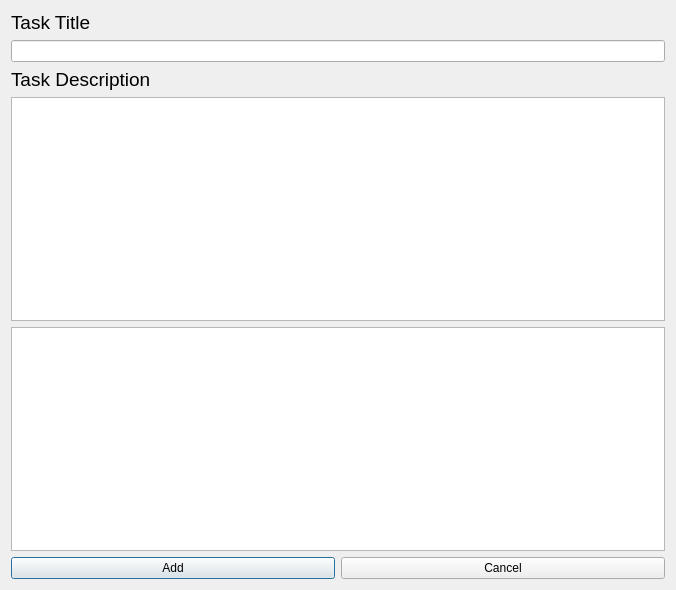
Lev18/TaskOpium, file add_tasks.ui: the form before one commit.
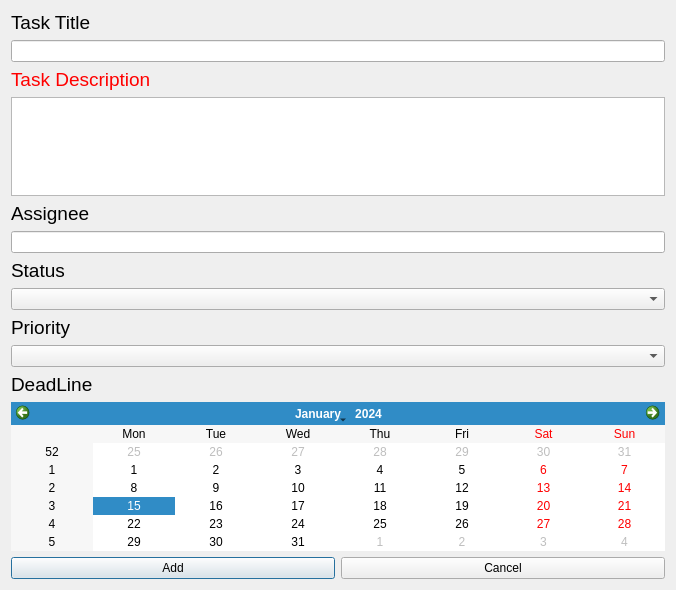
The form after the commit.

Patch:
```diff
--- a/add_tasks.ui
+++ b/add_tasks.ui
@@ -37,18 +37,76 @@
       </font>
      </property>
      <property name="text">
-      <string>Task Description</string>
+      <string>&lt;font color = red&gt;Task Description</string>
      </property>
     </widget>
    </item>
    <item>
-    <widget class="QTextEdit" name="textEdit_2"/>
+    <layout class="QHBoxLayout" name="horizontalLayout_8">
+     <item>
+      <widget class="QTextEdit" name="textEdit"/>
+     </item>
+    </layout>
    </item>
    <item>
-    <widget class="QTextBrowser" name="textBrowser"/>
+    <widget class="QLabel" name="label_3">
+     <property name="font">
+      <font>
+       <pointsize>14</pointsize>
+      </font>
+     </property>
+     <property name="text">
+      <string>Assignee</string>
+     </property>
+    </widget>
    </item>
    <item>
-    <layout class="QHBoxLayout" name="horizontalLayout_8"/>
+    <widget class="QLineEdit" name="lineEdit"/>
+   </item>
+   <item>
+    <widget class="QLabel" name="label_4">
+     <property name="font">
+      <font>
+       <pointsize>14</pointsize>
+      </font>
+     </property>
+     <property name="text">
+      <string>Status</string>
+     </property>
+    </widget>
+   </item>
+   <item>
+    <widget class="QComboBox" name="comboBox"/>
+   </item>
+   <item>
+    <widget class="QLabel" name="label_5">
+     <property name="font">
+      <font>
+       <pointsize>14</pointsize>
+      </font>
+     </property>
+     <property name="text">
+      <string>Priority</string>
+     </property>
+    </widget>
+   </item>
+   <item>
+    <widget class="QComboBox" name="comboBox_2"/>
+   </item>
+   <item>
+    <widget class="QLabel" name="label_6">
+     <property name="font">
+      <font>
+       <pointsize>14</pointsize>
+      </font>
+     </property>
+     <property name="text">
+      <string>DeadLine</string>
+     </property>
+    </widget>
+   </item>
+   <item>
+    <widget class="QCalendarWidget" name="calendarWidget"/>
    </item>
    <item>
     <layout class="QHBoxLayout" name="horizontalLayout_3">
```
